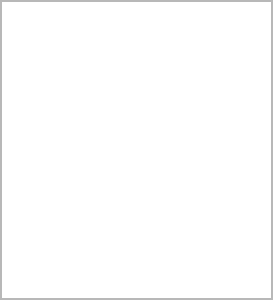
Before: the Qt Designer form historywidget.ui in leidensj/BKVale, drawn with Qt 5.
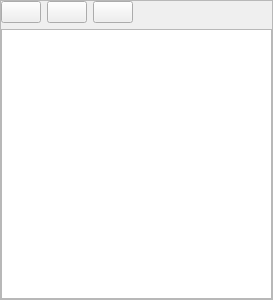
After: the same form once the commit is applied. Icons and pictures are not drawn.

```diff
--- a/historywidget.ui
+++ b/historywidget.ui
@@ -32,6 +32,74 @@
    <property name="bottomMargin">
     <number>0</number>
    </property>
+   <item>
+    <layout class="QHBoxLayout" name="horizontalLayout">
+     <item>
+      <widget class="QPushButton" name="buttonOpen">
+       <property name="toolTip">
+        <string>Abrir vale</string>
+       </property>
+       <property name="text">
+        <string/>
+       </property>
+       <property name="icon">
+        <iconset resource="icons.qrc">
+         <normaloff>:/icons/res/open.png</normaloff>:/icons/res/open.png</iconset>
+       </property>
+       <property name="checkable">
+        <bool>false</bool>
+       </property>
+       <property name="default">
+        <bool>false</bool>
+       </property>
+       <property name="flat">
+        <bool>false</bool>
+       </property>
+      </widget>
+     </item>
+     <item>
+      <widget class="QPushButton" name="buttonRefresh">
+       <property name="toolTip">
+        <string>Atualizar vales</string>
+       </property>
+       <property name="text">
+        <string/>
+       </property>
+       <property name="icon">
+        <iconset resource="icons.qrc">
+         <normaloff>:/icons/res/refresh.png</normaloff>:/icons/res/refresh.png</iconset>
+       </property>
+      </widget>
+     </item>
+     <item>
+      <widget class="QPushButton" name="buttonDelete">
+       <property name="toolTip">
+        <string>Apagar vale</string>
+       </property>
+       <property name="text">
+        <string/>
+       </property>
+       <property name="icon">
+        <iconset resource="icons.qrc">
+         <normaloff>:/icons/res/trash.png</normaloff>:/icons/res/trash.png</iconset>
+       </property>
+      </widget>
+     </item>
+     <item>
+      <spacer name="horizontalSpacer">
+       <property name="orientation">
+        <enum>Qt::Horizontal</enum>
+       </property>
+       <property name="sizeHint" stdset="0">
+        <size>
+         <width>40</width>
+         <height>20</height>
+        </size>
+       </property>
+      </spacer>
+     </item>
+    </layout>
+   </item>
    <item>
     <widget class="QTableView" name="table">
      <property name="editTriggers">
```
Left out of the diff: 7 changed lines with no effect on the pictures.
